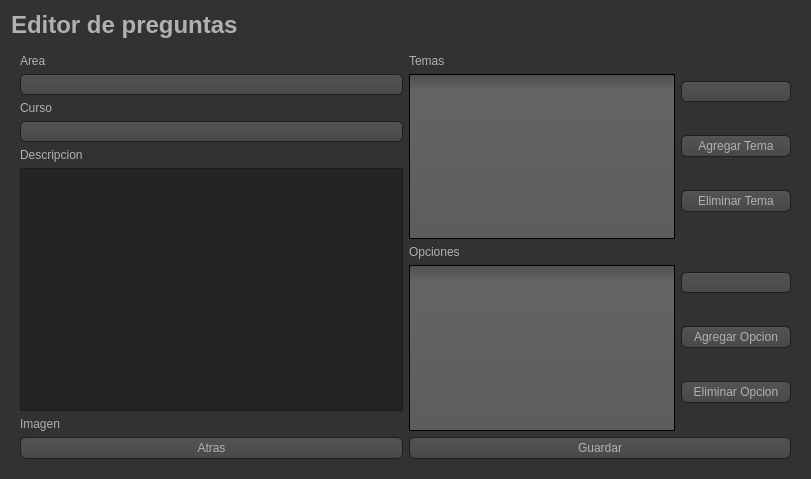
The window that resources/ui/QuestionEditor.ui (WalterCM/QuizMan) describes before a commit, drawn with Qt 5.
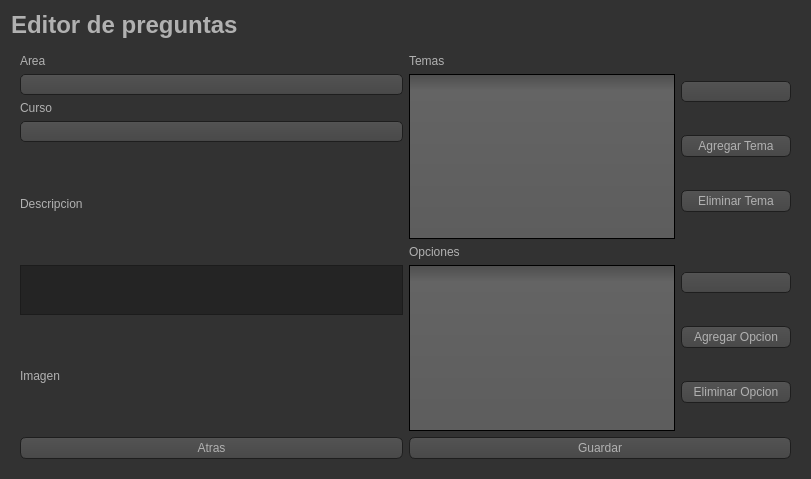
The same window after the commit. Icons and pictures are not drawn.

Commit message: Fixed relative position of imageEdit inside the question editor

Patch:
```diff
--- a/resources/ui/QuestionEditor.ui
+++ b/resources/ui/QuestionEditor.ui
@@ -635,7 +635,14 @@
                 </widget>
                </item>
                <item>
-                <widget class="QTextEdit" name="descriptionEdit"/>
+                <widget class="QTextEdit" name="descriptionEdit">
+                 <property name="maximumSize">
+                  <size>
+                   <width>16777215</width>
+                   <height>50</height>
+                  </size>
+                 </property>
+                </widget>
                </item>
                <item>
                 <widget class="QLabel" name="label_8">
```
Left out of the diff: 3 changed lines with no effect on the pictures. The commit also changes 2 other files.
